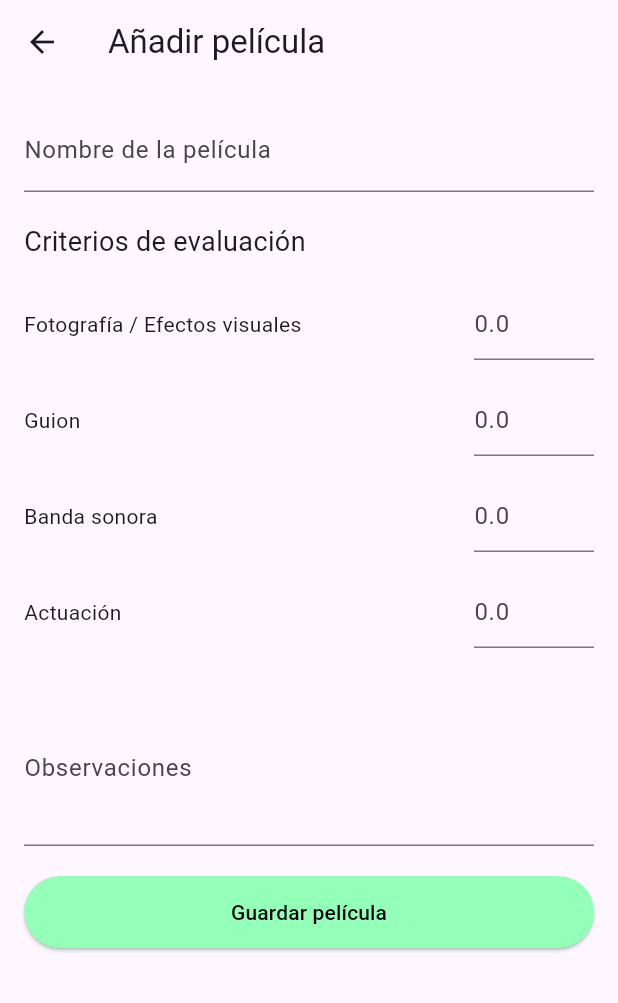
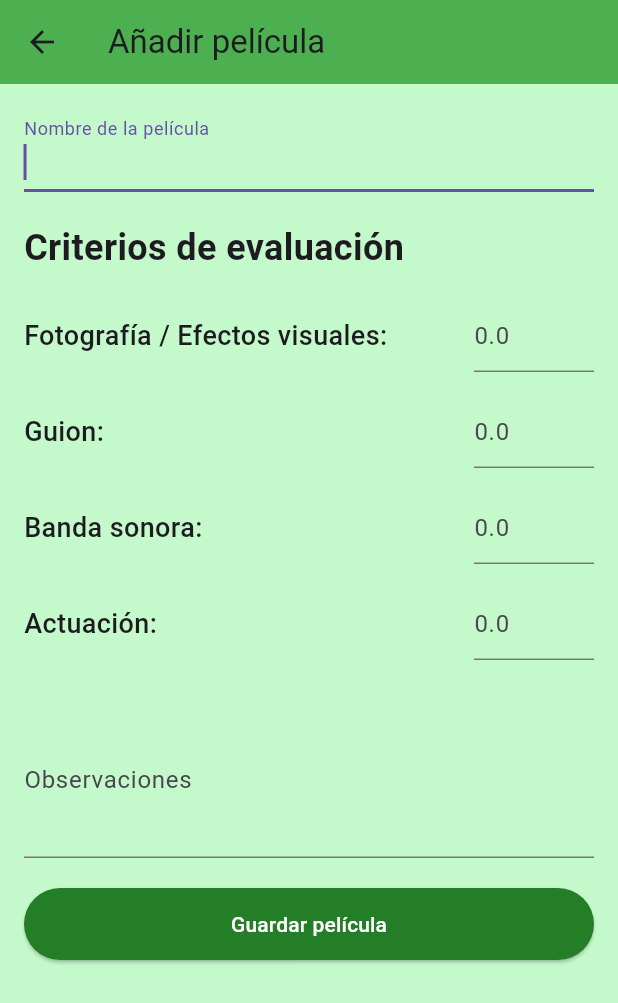
Before and after one commit to chrisladzamach/MovieDumpApp, a Flutter app: the screen it shows after launch, after a tap on the "add" icon, on a phone screen of 412 x 824 dp. Shown: the top 1003 px of the screen. Run offline on Flutter 3.47's test engine with Material 3 defaults, Android fonts, the phone set to English and light mode, and no system bars.

Commit message:
Update: ui card and ui app modifie | validation implements

```diff
--- a/lib/core/constants/app_colors.dart
+++ b/lib/core/constants/app_colors.dart
@@ -4,4 +4,6 @@ class AppColors {
   static const primary = Color(0xFF94FFB9);
   static const card = Color(0xFF1E1E1E);
   static const background = Color(0xFFC4FACB);
+  static const buttonColor = Color(0xFF247D27);
+  static const errorValidation = Color(0xFFFF1100);
 }
--- a/lib/core/widgets/custom_button.dart
+++ b/lib/core/widgets/custom_button.dart
@@ -11,8 +11,8 @@ class CustomButton extends StatelessWidget {
   Widget build(BuildContext context) {
     return ElevatedButton(
       style: ElevatedButton.styleFrom(
-        backgroundColor: AppColors.primary,
-        foregroundColor: Colors.black,
+        backgroundColor: AppColors.buttonColor,
+        foregroundColor: Colors.white,
         padding: const EdgeInsets.symmetric(vertical: 14, horizontal: 20),
       ),
       onPressed: onPressed,
--- a/lib/data/sample/movies.dart
+++ b/lib/data/sample/movies.dart
@@ -1,12 +1,24 @@
+import 'package:moviedump/data/models/evaluation_criteria.dart';
+
 import '../models/movie.dart';
 
 final List<Movie> sampleMovies = [
   Movie(
     title: "Interestellar",
-    criteria: [],
+    criteria: [
+      EvaluationCriteria(name: "Fotografía / Efectos visuales", score: 10),
+      EvaluationCriteria(name: "Guion", score: 9),
+      EvaluationCriteria(name: "Banda sonora", score: 9),
+      EvaluationCriteria(name: "Actuación", score: 8),
+    ],
   ),
   Movie(
     title: "Avatar",
-    criteria: [],
+    criteria: [
+      EvaluationCriteria(name: "Fotografía / Efectos visuales", score: 10),
+      EvaluationCriteria(name: "Guion", score: 9),
+      EvaluationCriteria(name: "Banda sonora", score: 9),
+      EvaluationCriteria(name: "Actuación", score: 8),
+    ],
   ),
 ];
--- a/lib/data/sample/movies_notifier.dart
+++ b/lib/data/sample/movies_notifier.dart
@@ -7,19 +7,27 @@ ValueNotifier<List<Movie>> moviesNotifier = ValueNotifier<List<Movie>>([
   Movie(
     title: "Interestellar",
     criteria: [
-      EvaluationCriteria(name: "Fotografía/efectos visuales", score: 0.0),
-      EvaluationCriteria(name: "Guion", score: 0.0),
-      EvaluationCriteria(name: "Banda sonora", score: 0.0),
-      EvaluationCriteria(name: "Actuación", score: 0.0),
+      // EvaluationCriteria(name: "Fotografía/efectos visuales", score: 0.0),
+      // EvaluationCriteria(name: "Guion", score: 0.0),
+      // EvaluationCriteria(name: "Banda sonora", score: 0.0),
+      // EvaluationCriteria(name: "Actuación", score: 0.0),
+      EvaluationCriteria(name: "Fotografía / Efectos visuales", score: 10),
+      EvaluationCriteria(name: "Guion", score: 9),
+      EvaluationCriteria(name: "Banda sonora", score: 9),
+      EvaluationCriteria(name: "Actuación", score: 8),
     ],
   ),
   Movie(
     title: "Avatar",
     criteria: [
-      EvaluationCriteria(name: "Fotografía/efectos visuales", score: 0.0),
-      EvaluationCriteria(name: "Guion", score: 0.0),
-      EvaluationCriteria(name: "Banda sonora", score: 0.0),
-      EvaluationCriteria(name: "Actuación", score: 0.0),
+      // EvaluationCriteria(name: "Fotografía/efectos visuales", score: 0.0),
+      // EvaluationCriteria(name: "Guion", score: 0.0),
+      // EvaluationCriteria(name: "Banda sonora", score: 0.0),
+      // EvaluationCriteria(name: "Actuación", score: 0.0),
+      EvaluationCriteria(name: "Fotografía / Efectos visuales", score: 10),
+      EvaluationCriteria(name: "Guion", score: 9),
+      EvaluationCriteria(name: "Banda sonora", score: 9),
+      EvaluationCriteria(name: "Actuación", score: 8),
     ],
   ),
 ]);
--- a/lib/features/add_movie/controller/add_movie_controller.dart
+++ b/lib/features/add_movie/controller/add_movie_controller.dart
@@ -4,9 +4,9 @@ import '../../../data/sample/evaluation_criteria.dart';
 import '../../../data/sample/movies_notifier.dart';
 
 class AddMovieController {
-  /// Copia de los 4 criterios fijos para rellenar puntajes
-  final List<EvaluationCriteria> criteria =
-      defaultCriteria.map((c) => EvaluationCriteria(name: c.name, score: 0.0)).toList();
+  final List<EvaluationCriteria> criteria = defaultCriteria
+      .map((c) => EvaluationCriteria(name: c.name, score: 0.0))
+      .toList();
 
   void updateScore(int index, double newScore) {
     if (index < 0 || index >= criteria.length) return;
@@ -14,13 +14,11 @@ class AddMovieController {
   }
 
   void saveMovie(String title, String? note) {
-    final newMovie = Movie(
-      title: title,
-      criteria: criteria,
-      notes: note,
-    );
+    final newMovie = Movie(title: title, criteria: criteria, notes: note);
 
-    // Actualiza el notifier (creando una nueva lista para notificar correctamente)
+    if (newMovie.title.isEmpty) return;
+    if (newMovie.criteria.isEmpty) return;
+
     moviesNotifier.value = [...moviesNotifier.value, newMovie];
   }
 }
--- a/lib/features/add_movie/screens/add_movie_screen.dart
+++ b/lib/features/add_movie/screens/add_movie_screen.dart
@@ -1,4 +1,5 @@
 import 'package:flutter/material.dart';
+import 'package:moviedump/core/constants/app_colors.dart';
 import '../../../core/widgets/custom_button.dart';
 import '../controller/add_movie_controller.dart';
 import '../widgets/criteria_item.dart';
@@ -15,10 +16,12 @@ class _AddMovieScreenState extends State<AddMovieScreen> {
 
   final titleController = TextEditingController();
   final noteController = TextEditingController();
+  final _formKey = GlobalKey<FormState>();
 
   @override
   void initState() {
     super.initState();
+
     controller = AddMovieController();
   }
 
@@ -32,18 +35,38 @@ class _AddMovieScreenState extends State<AddMovieScreen> {
   @override
   Widget build(BuildContext context) {
     return Scaffold(
-      appBar: AppBar(title: const Text("Añadir película")),
+      backgroundColor: AppColors.background,
+      appBar: AppBar(
+        title: const Text("Añadir película"),
+        backgroundColor: Colors.green,
+      ),
       body: Padding(
         padding: const EdgeInsets.all(16),
+        child: Form(
+          key: _formKey,
           child: ListView(
             children: [
-            TextField(
+              TextFormField(
+                autofocus: true,
+                textCapitalization: TextCapitalization.sentences,
                 controller: titleController,
-              decoration: const InputDecoration(labelText: "Nombre de la película"),
+                decoration: const InputDecoration(
+                  labelText: "Nombre de la película",
+                  errorStyle: TextStyle(color: AppColors.errorValidation),
+                ),
+                validator: (value) {
+                  if (value == null || value.trim().isEmpty) {
+                    return 'Este campo es obligatorio';
+                  }
+                  return null;
+                },
               ),
 
               const SizedBox(height: 20),
-            const Text("Criterios de evaluación", style: TextStyle(fontSize: 18)),
+              const Text(
+                "Criterios de evaluación",
+                style: TextStyle(fontSize: 24, fontWeight: FontWeight.bold),
+              ),
               const SizedBox(height: 10),
 
               ...List.generate(controller.criteria.length, (i) {
@@ -70,13 +93,19 @@ class _AddMovieScreenState extends State<AddMovieScreen> {
               CustomButton(
                 text: "Guardar película",
                 onPressed: () {
-                controller.saveMovie(titleController.text, noteController.text);
+                  if (_formKey.currentState!.validate()) {
+                    controller.saveMovie(
+                      titleController.text.trim(),
+                      noteController.text,
+                    );
                     Navigator.pop(context);
+                  }
                 },
               ),
             ],
           ),
         ),
+      ),
     );
   }
 }
--- a/lib/features/add_movie/widgets/criteria_item.dart
+++ b/lib/features/add_movie/widgets/criteria_item.dart
@@ -19,7 +19,12 @@ class CriteriaItem extends StatelessWidget {
       child: Row(
         mainAxisAlignment: MainAxisAlignment.spaceBetween,
         children: [
-          Expanded(child: Text(name)),
+          Expanded(
+            child: Text(
+              "$name:",
+              style: const TextStyle(fontSize: 18, fontWeight: FontWeight.w500),
+            ),
+          ),
           SizedBox(
             width: 80,
             child: TextField(
--- a/lib/features/movie_list/screens/movie_list_screen.dart
+++ b/lib/features/movie_list/screens/movie_list_screen.dart
@@ -12,7 +12,10 @@ class MovieListScreen extends StatelessWidget {
     return Scaffold(
       appBar: AppBar(
         backgroundColor: Colors.green,
-        title: const Text("Puntuación películas"),
+        title: const Text(
+          "Puntuación películas",
+          style: TextStyle(color: Colors.white, fontWeight: FontWeight.bold),
+        ),
       ),
 
       body: Container(
@@ -31,7 +34,8 @@ class MovieListScreen extends StatelessWidget {
 
       floatingActionButton: FloatingActionButton(
         onPressed: () => Navigator.pushNamed(context, Routes.addMovie),
-        child: const Icon(Icons.add),
+        backgroundColor: AppColors.buttonColor,
+        child: const Icon(Icons.add, color: Colors.white),
       ),
     );
   }
--- a/lib/features/movie_list/widgets/movie_card.dart
+++ b/lib/features/movie_list/widgets/movie_card.dart
@@ -31,17 +31,27 @@ class MovieCard extends StatelessWidget {
             child: Column(
               crossAxisAlignment: CrossAxisAlignment.start,
               children: [
-                Text(movie.title,
-                    style: const TextStyle(
-                      fontSize: 16,
-                      fontWeight: FontWeight.bold,
-                    )),
+                Text(
+                  movie.title,
+                  style: const TextStyle(
+                    fontSize: 16,
+                    fontWeight: FontWeight.bold,
+                    color: AppColors.primary,
+                  ),
+                ),
                 const SizedBox(height: 6),
                 Row(
-                  children: List.generate(
-                    movie.averageScore.round(),
-                    (_) => const Icon(Icons.star, color: AppColors.primary, size: 20),
-                  ),
+                  children: [
+                    Text(
+                      "Score: ${movie.averageScore.toStringAsFixed(1)}",
+                      style: const TextStyle(
+                        fontSize: 14,
+                        color: Colors.white70,
+                      ),
+                    ),
+                    SizedBox(width: 6),
+                    Row(children: _buildStars(movie.averageScore)),
+                  ],
                 ),
               ],
             ),
@@ -50,4 +60,27 @@ class MovieCard extends StatelessWidget {
       ),
     );
   }
+
+  List<Widget> _buildStars(double score) {
+    // Convertir 0–10 -> 0–5
+    double starRating = (score / 10) * 5;
+
+    int fullStars = starRating.floor();
+    bool halfStar = (starRating - fullStars) >= 0.5;
+    int emptyStars = 5 - fullStars - (halfStar ? 1 : 0);
+
+    return [
+      ...List.generate(
+        fullStars,
+        (_) => const Icon(Icons.star, color: Colors.yellow, size: 20),
+      ),
+
+      if (halfStar) const Icon(Icons.star_half, color: Colors.yellow, size: 20),
+
+      ...List.generate(
+        emptyStars,
+        (_) => const Icon(Icons.star_border, color: Colors.yellow, size: 20),
+      ),
+    ];
+  }
 }
```
Lines whose indentation alone changed are shown as unchanged.
